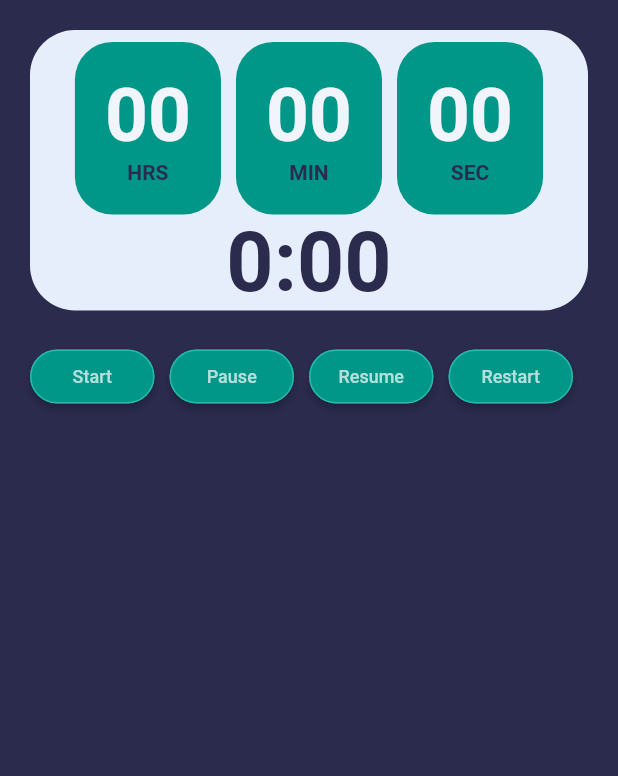
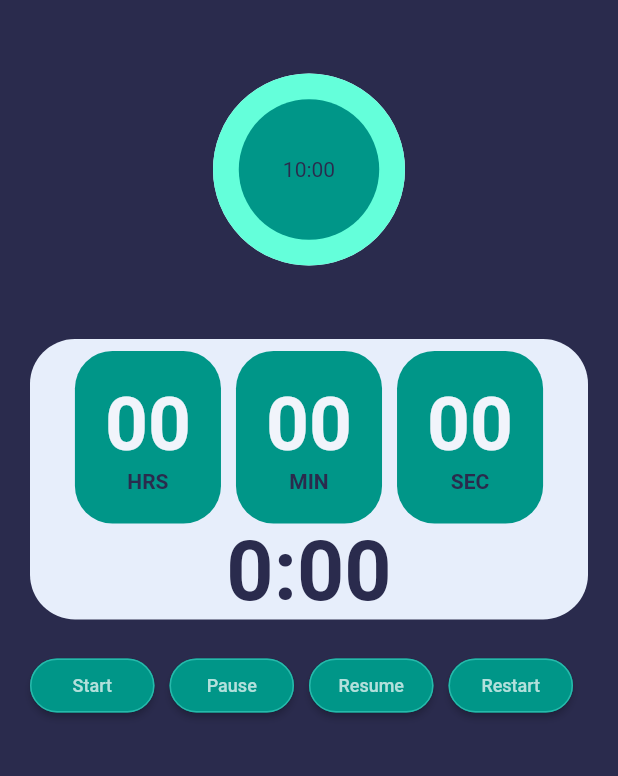
Before and after one commit to sumithpdd/pomodoro_app, a Flutter app: the screen it shows after launch, on a phone screen of 412 x 824 dp, the part 84-860 px from its top. Run offline on Flutter 3.47's test engine with Material 2 defaults, Android fonts, the phone set to English and light mode, and no system bars; drawn by our look-alikes of circular_countdown_timer; missing offline and left inert: ndialog; Roboto replaces fonts that are missing (Quicksand-Variable).

Commit message:
Added circular timer

```diff
--- a/pomodoro_app/lib/screens/home_page.dart
+++ b/pomodoro_app/lib/screens/home_page.dart
@@ -1,8 +1,11 @@
 // ignore_for_file: prefer_const_constructors
 
+import 'package:circular_countdown_timer/circular_countdown_timer.dart';
 import 'package:flutter/material.dart';
+import 'package:ndialog/ndialog.dart';
 import '../helpers/app_constants.dart';
 import '../widgets/action_button.dart';
+import '../widgets/countdown_timer.dart';
 import '../widgets/label_countdown_timer.dart';
 
 class HomePage extends StatefulWidget {
@@ -13,6 +16,7 @@ class HomePage extends StatefulWidget {
 }
 
 class _HomePageState extends State<HomePage> {
+  final CountDownController _clockController = CountDownController();
   final LabelCountDownTimerController _labelClockController =
       LabelCountDownTimerController();
 
@@ -20,8 +24,8 @@ class _HomePageState extends State<HomePage> {
 
   @override
   void initState() {
-    // TODO: implement initState
     super.initState();
+
     _durationInSecond = 10 * 60;
   }
 
@@ -31,13 +35,43 @@ class _HomePageState extends State<HomePage> {
     final double height = MediaQuery.of(context).size.height / 4;
     final double width = MediaQuery.of(context).size.width / 4;
 
+    void _timerCompleted() {
+      NDialog(
+        dialogStyle: DialogStyle(titleDivider: true),
+        title: Text("Timer Completed"),
+        content: Text("Time to break."),
+      ).show(context);
+    }
+
+    CountDownTimer _countDownTimer = CountDownTimer(
+        duration: _durationInSecond,
+        fillColor: Colors.tealAccent,
+        onComplete: () => _timerCompleted());
+
+    CircularCountDownTimer clock = CircularCountDownTimer(
+      controller: _clockController,
+      isReverseAnimation: true,
+      ringColor: kBackgroundColor,
+      height: height,
+      width: width,
+      strokeWidth: 25.0,
+      autoStart: false,
+      duration: _countDownTimer.duration,
+      isReverse: true,
+      textStyle: TextStyle(color: kSecondaryColor),
+      fillColor: _countDownTimer.fillColor,
+      backgroundColor: kbuttonBackgoundColor,
+      strokeCap: StrokeCap.round,
+      onComplete: _countDownTimer.onComplete,
+    );
+
     LabelCountdownTimer labelClock = LabelCountdownTimer(
       controller: _labelClockController,
-      duration: _durationInSecond,
+      duration: _countDownTimer.duration,
       autoStart: false,
       isReverse: true,
       textStyle: kBigLableTextStyle,
-      onComplete: () {},
+      onComplete: _countDownTimer.onComplete,
     );
 
     return Scaffold(
@@ -60,6 +94,12 @@ class _HomePageState extends State<HomePage> {
         padding: const EdgeInsets.all(10.0),
         child: Column(
           children: <Widget>[
+            Center(
+              child: clock,
+            ),
+            SizedBox(
+              width: 10,
+            ),
             //bottom Panel
             Padding(
               padding: const EdgeInsets.all(10.0),
@@ -87,6 +127,7 @@ class _HomePageState extends State<HomePage> {
                       ActionButton(
                           title: "Start",
                           onPressed: () {
+                            _clockController.start();
                             _labelClockController.start();
                           }),
                       SizedBox(
@@ -95,6 +136,7 @@ class _HomePageState extends State<HomePage> {
                       ActionButton(
                           title: "Pause",
                           onPressed: () {
+                            _clockController.pause();
                             _labelClockController.pause();
                           }),
                       SizedBox(
@@ -103,6 +145,7 @@ class _HomePageState extends State<HomePage> {
                       ActionButton(
                           title: "Resume",
                           onPressed: () {
+                            _clockController.resume();
                             _labelClockController.resume();
                           }),
                       SizedBox(
@@ -111,6 +154,8 @@ class _HomePageState extends State<HomePage> {
                       ActionButton(
                           title: "Restart",
                           onPressed: () {
+                            _clockController.restart(
+                                duration: _durationInSecond);
                             _labelClockController.restart(
                                 duration: _durationInSecond);
                           }),
--- /dev/null
+++ b/pomodoro_app/lib/widgets/countdown_timer.dart
@@ -0,0 +1,14 @@
+import 'package:flutter/material.dart';
+
+/// Used to set properties that will be different along the screens
+class CountDownTimer {
+  final int duration;
+  final Color fillColor;
+  final VoidCallback onComplete;
+
+  CountDownTimer({
+    required this.duration,
+    required this.fillColor,
+    required this.onComplete,
+  });
+}
```
Also changed, not shown: pomodoro_app/pubspec.yaml (+5 -19 lines), 1 other file.
